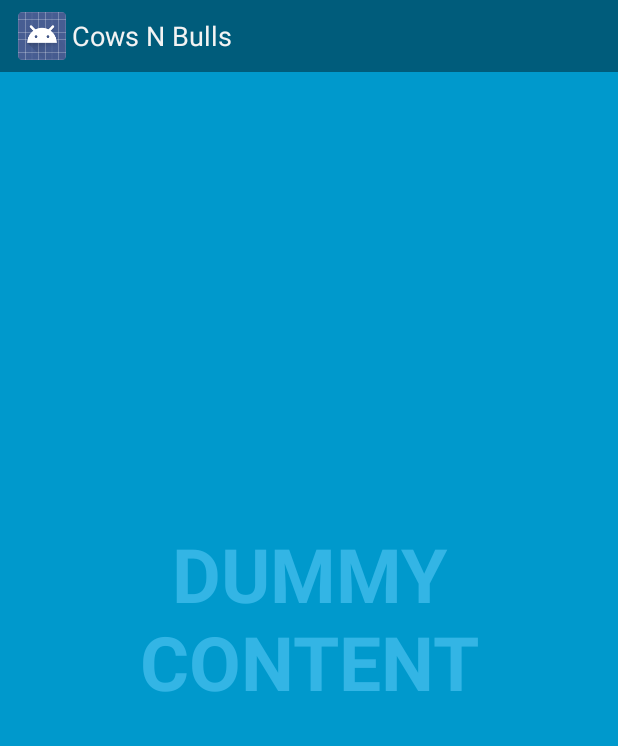
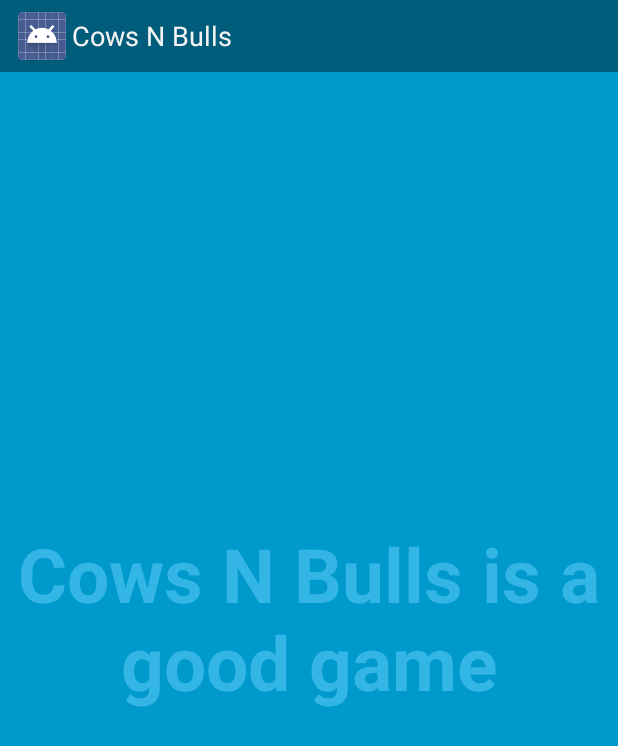
Before and after one commit to intellect-mind/CowsNBulls, an Android app: the screen it shows after launch (FullscreenActivity), on a phone screen of 412 x 824 dp. Shown: the top 746 px of the screen. Run offline under Robolectric (Android 15) with nearby library versions, the phone set to English and light mode, and no system bars.

Commit message:
Some test modifications
Tested few concepts learnt

```diff
--- a/app/src/main/res/layout/activity_fullscreen.xml
+++ b/app/src/main/res/layout/activity_fullscreen.xml
@@ -9,7 +9,7 @@
     <TextView android:id="@+id/fullscreen_content" android:layout_width="match_parent"
         android:layout_height="match_parent" android:keepScreenOn="true" android:textColor="#33b5e5"
         android:textStyle="bold" android:textSize="50sp" android:gravity="center"
-        android:text="@string/dummy_content" />
+        android:text="@string/App_Details" />
 
     <!-- This FrameLayout insets its children based on system windows using
          android:fitsSystemWindows. -->
--- a/app/src/main/res/values/strings.xml
+++ b/app/src/main/res/values/strings.xml
@@ -3,4 +3,5 @@
 
     <string name="dummy_button">Dummy Button</string>
     <string name="dummy_content">DUMMY\nCONTENT</string>
+    <string name="App_Details">Cows N Bulls is a good game</string>
 </resources>
```
Also changed, not shown: 2 other files.
